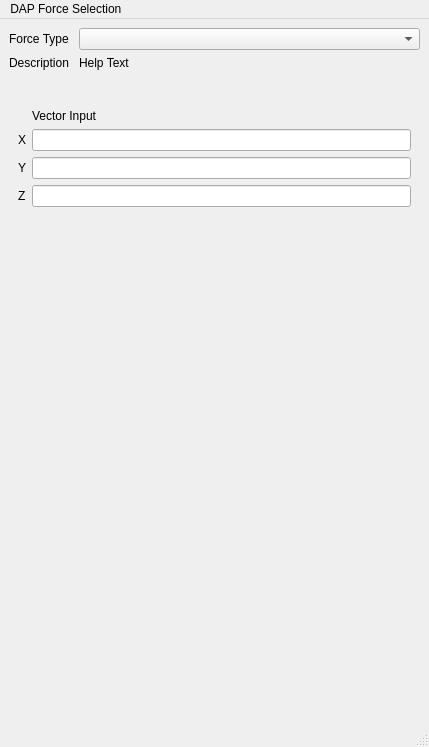
Before: the Qt Designer form TaskPanelDapForces.ui in ljplessis/Nikra-DAP, drawn with Qt 5.
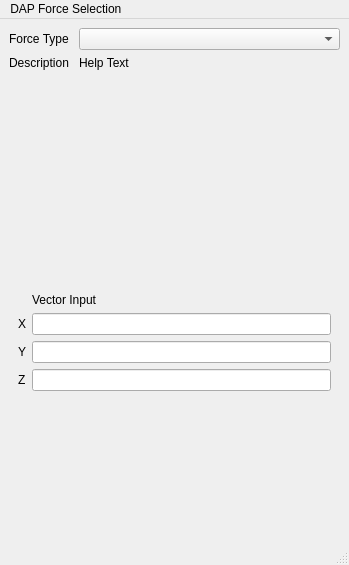
After: the same form once the commit is applied. Custom widgets are drawn as their Qt base class.

Commit message: DAP: Fixed resize policy for page selectors of body selector

Patch:
```diff
--- a/TaskPanelDapForces.ui
+++ b/TaskPanelDapForces.ui
@@ -6,8 +6,8 @@
    <rect>
     <x>0</x>
     <y>0</y>
-    <width>429</width>
-    <height>747</height>
+    <width>349</width>
+    <height>565</height>
    </rect>
   </property>
   <property name="sizePolicy">
@@ -70,6 +70,9 @@
         <property name="text">
          <string>Help Text </string>
         </property>
+        <property name="wordWrap">
+         <bool>true</bool>
+        </property>
        </widget>
       </item>
       <item row="3" column="0" colspan="2">
@@ -77,6 +80,12 @@
       </item>
       <item row="2" column="0" colspan="2">
        <widget class="QWidget" name="bodySelection" native="true">
+        <property name="sizePolicy">
+         <sizepolicy hsizetype="Preferred" vsizetype="MinimumExpanding">
+          <horstretch>0</horstretch>
+          <verstretch>0</verstretch>
+         </sizepolicy>
+        </property>
         <layout class="QVBoxLayout" name="verticalLayout"/>
        </widget>
       </item>
@@ -84,53 +93,55 @@
     </item>
     <item>
      <widget class="QStackedWidget" name="inputForceWidget">
+      <property name="sizePolicy">
+       <sizepolicy hsizetype="MinimumExpanding" vsizetype="Preferred">
+        <horstretch>0</horstretch>
+        <verstretch>0</verstretch>
+       </sizepolicy>
+      </property>
       <property name="currentIndex">
        <number>0</number>
       </property>
-      <widget class="QWidget" name="Page1">
-       <layout class="QGridLayout" name="gridLayout">
-        <item row="2" column="0">
-         <layout class="QFormLayout" name="formLayout">
-          <item row="1" column="0">
+      <widget class="QWidget" name="gravity">
+       <layout class="QFormLayout" name="formLayout_2">
+        <item row="2" column="1">
+         <widget class="QLabel" name="label_4">
+          <property name="text">
+           <string>Vector Input</string>
+          </property>
+         </widget>
+        </item>
+        <item row="3" column="0">
            <widget class="QLabel" name="label_5">
             <property name="text">
              <string>X</string>
             </property>
            </widget>
           </item>
-          <item row="2" column="0">
+        <item row="3" column="1">
+         <widget class="Gui::InputField" name="xIn"/>
+        </item>
+        <item row="5" column="0">
            <widget class="QLabel" name="label_6">
             <property name="text">
              <string>Y</string>
             </property>
            </widget>
           </item>
-          <item row="3" column="0">
+        <item row="5" column="1">
+         <widget class="Gui::InputField" name="yIn"/>
+        </item>
+        <item row="6" column="0">
            <widget class="QLabel" name="label_7">
             <property name="text">
              <string>Z</string>
             </property>
            </widget>
           </item>
-          <item row="3" column="1">
+        <item row="6" column="1">
            <widget class="Gui::InputField" name="zIn"/>
           </item>
-          <item row="2" column="1">
-           <widget class="Gui::InputField" name="yIn"/>
-          </item>
-          <item row="1" column="1">
-           <widget class="Gui::InputField" name="xIn"/>
-          </item>
-          <item row="0" column="1">
-           <widget class="QLabel" name="label_4">
-            <property name="text">
-             <string>Vector Input</string>
-            </property>
-           </widget>
-          </item>
-         </layout>
-        </item>
-       </layout>
+       </layout>
       </widget>
       <widget class="QWidget" name="Page2">
        <layout class="QGridLayout" name="gridLayout_2">
@@ -255,7 +266,7 @@
     <rect>
      <x>0</x>
      <y>0</y>
-     <width>429</width>
+     <width>349</width>
      <height>32</height>
     </rect>
    </property>
```
Left out of the diff: 87 changed lines with no effect on the pictures. Lines whose indentation alone changed are shown as unchanged. The commit also changes 2 other files.
